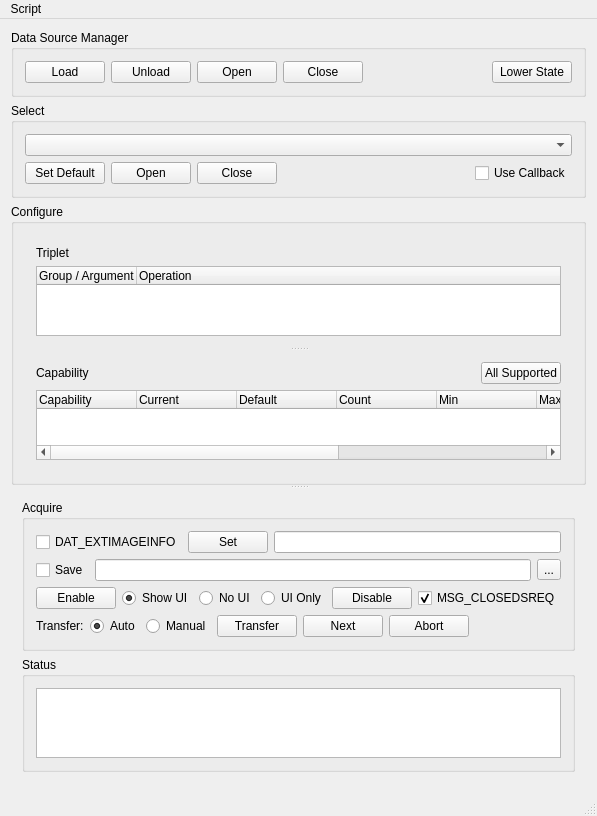
Old version of the form TWAIN-Samples/Twain_App_sample01/TWAIN_App_QT/TWAIN_App_QT/twain_app_qt.ui in the repository twain/twain-samples.
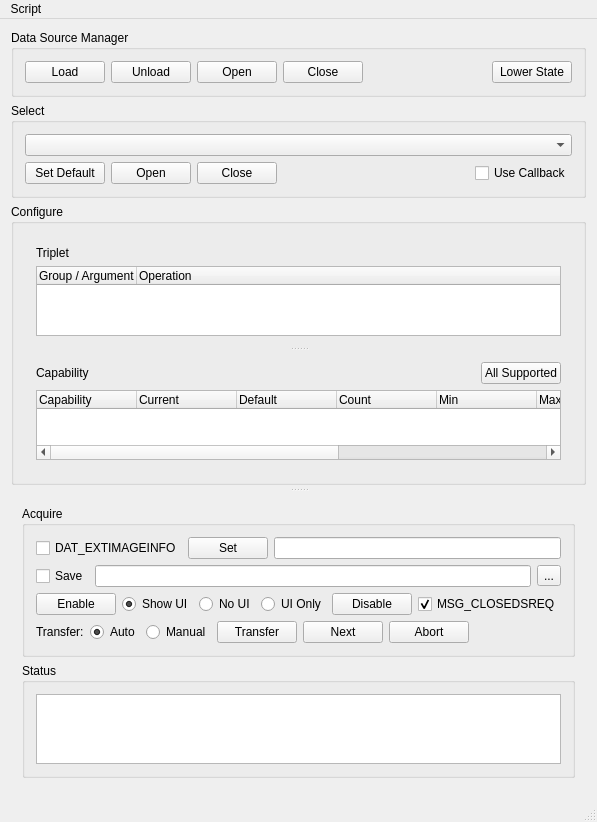
New version of the form.

Diff of the .ui file:
```diff
--- a/TWAIN-Samples/Twain_App_sample01/TWAIN_App_QT/TWAIN_App_QT/twain_app_qt.ui
+++ b/TWAIN-Samples/Twain_App_sample01/TWAIN_App_QT/TWAIN_App_QT/twain_app_qt.ui
@@ -155,6 +155,9 @@
       <property name="opaqueResize">
        <bool>true</bool>
       </property>
+      <property name="handleWidth">
+       <number>10</number>
+      </property>
       <property name="childrenCollapsible">
        <bool>false</bool>
       </property>
```
Left out of the diff: 2 changed lines with no effect on the pictures.
